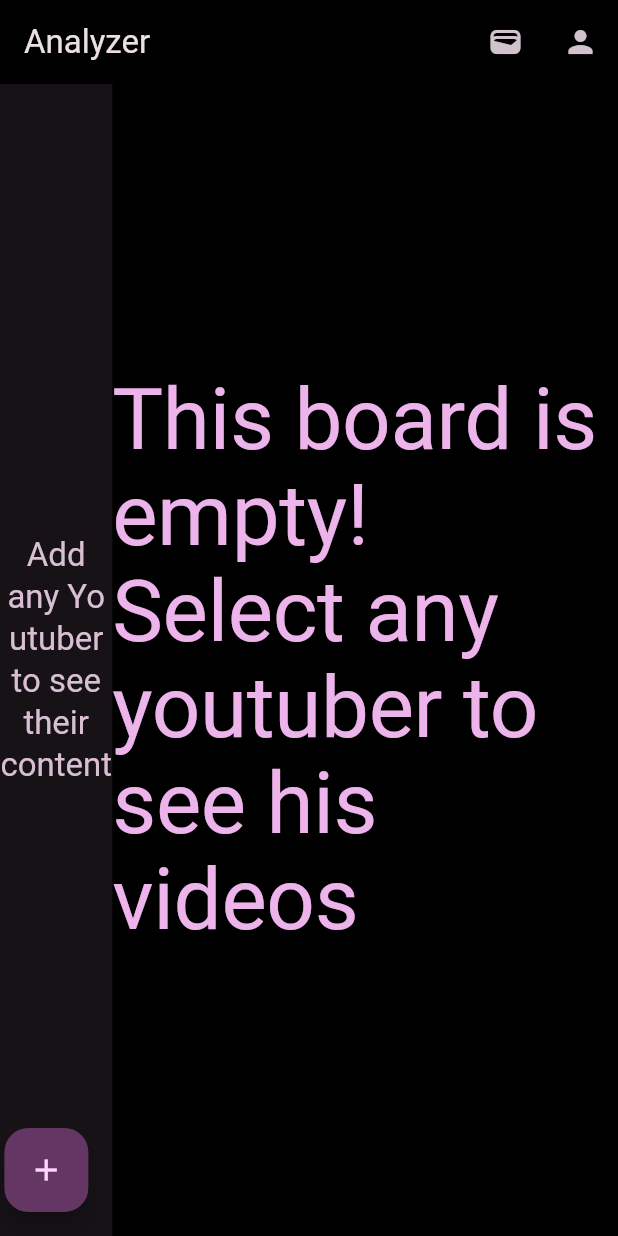
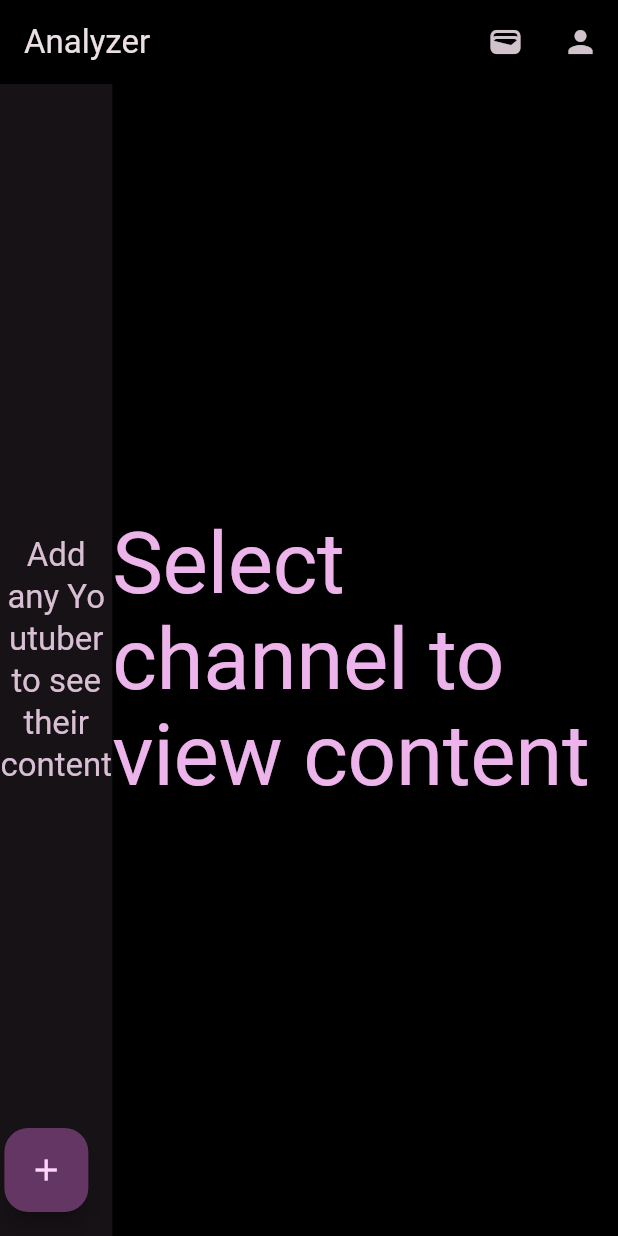
Before and after one commit to Vladus27/youtube-analyzer, a Flutter app: the MainPage screen opened directly, on a phone screen of 412 x 824 dp. Run offline on Flutter 3.47's test engine with Material 3 defaults, Android fonts, the light colour scheme and no system bars; our stand-ins replace cached_network_image, flutter_dotenv, flutter_markdown, flutter_secure_storage, google_fonts, hive and 2 more; accounts and stored records are empty.

Commit message:
Realisation tabs + fix bug with channel's content

```diff
--- a/youtube_analyzer/lib/features/main_page/view/content_channel/view/content_channel_grid_view_screen.dart
+++ /dev/null
@@ -1,92 +0,0 @@
-import 'package:flutter/material.dart';
-import 'package:youtube_analyzer/features/main_page/view/content_channel/widgets/channel_grid_view_video.dart';
-
-import 'package:youtube_analyzer/repositories/models/subscription_channel.dart';
-
-class ContentChannelGridViewScreen extends StatelessWidget {
-  const ContentChannelGridViewScreen({
-    super.key,
-    this.youtubersContent = const [],
-    this.emptyContent =
-        'This board is empty! \nSelect any youtuber to see his videos',
-    required this.channelId,
-    required this.contentAuthor,
-    this.isLoading = false,
-  });
-  final List<VideoContent> youtubersContent;
-  final String emptyContent;
-  final String channelId;
-  final String contentAuthor;
-  final bool isLoading;
-
-  @override
-  Widget build(BuildContext context) {
-    final colorTheme = Theme.of(context).colorScheme;
-    return youtubersContent.isEmpty
-        ? Center(
-            child: isLoading
-                ? CircularProgressIndicator(
-                    valueColor:
-                        AlwaysStoppedAnimation<Color>(colorTheme.primary),
-                  )
-                : Text(
-                    emptyContent,
-                    style: Theme.of(context)
-                        .textTheme
-                        .displayLarge!
-                        .copyWith(color: colorTheme.primary),
-                  ),
-          )
-        : DefaultTabController(
-            length: 2,
-            child: Scaffold(
-
-              floatingActionButton: FloatingActionButton(
-                heroTag: 'scenarionFab',
-                onPressed: () {},
-                child: const Icon(Icons.add),
-              ),
-              appBar: AppBar(
-                title: const TabBar(
-                  tabs: [
-                    Tab(
-                      text: 'videos',
-                      icon: Icon(Icons.ondemand_video_rounded),
-                    ),
-                    Tab(
-                      text: 'scenarios',
-                      icon: Icon(Icons.video_settings_outlined),
-                    ),
-                  ],
-                ),
-              ),
-              body: TabBarView(
-                children: [
-                  GridView(
-                    padding: const EdgeInsets.all(24),
-                    gridDelegate:
-                        const SliverGridDelegateWithFixedCrossAxisCount(
-                            crossAxisCount:
-                                4, //set amount of colums (horisontals) in table
-                            childAspectRatio: 3 / 2, //aspect ratio of elements
-                            crossAxisSpacing:
-                                20, //spacing between the colums?? (horisontals)
-                            mainAxisSpacing:
-                                15 //spacing between the rows (verticals)
-                            ),
-                    children: youtubersContent
-                        .map((content) => ChannelGridViewVideo(
-                              content: content,
-                              channelId: channelId,
-                              channelExternalId: content.externalId,
-                              author: contentAuthor,
-                            ))
-                        .toList(),
-                  ),
-                  const Center(child: Text('secocnd tab')),
-                ],
-              ),
-            ),
-          );
-  }
-}
--- /dev/null
+++ b/youtube_analyzer/lib/features/main_page/view/content_channel/view/content_channel_screen.dart
@@ -0,0 +1,35 @@
+import 'package:flutter/material.dart';
+
+import 'package:youtube_analyzer/features/main_page/view/content_channel/widgets/content_tab_controller.dart';
+import 'package:youtube_analyzer/features/main_page/view/content_channel/widgets/view_empty_content.dart';
+
+import 'package:youtube_analyzer/repositories/models/subscription_channel.dart';
+
+class ContentChannelScreen extends StatelessWidget {
+  const ContentChannelScreen({
+    super.key,
+    this.youtubersContent = const [],
+    this.emptyContent =
+        'This board is empty! \nSelect any youtuber to see his videos',
+    required this.channelId,
+    required this.contentAuthor,
+    this.isLoading = false,
+  });
+  final List<VideoContent> youtubersContent;
+  final String emptyContent;
+  final String channelId;
+  final String contentAuthor;
+  final bool isLoading;
+
+  @override
+  Widget build(BuildContext context) {
+    return channelId.isEmpty
+        ? ViewEmptyContent(emptyContent: emptyContent, isLoading: isLoading)
+        : ContentTabController(
+            youtubersContent: youtubersContent,
+            channelId: channelId,
+            isLoading: isLoading,
+            contentAuthor: contentAuthor,
+          );
+  }
+}
--- /dev/null
+++ b/youtube_analyzer/lib/features/main_page/view/content_channel/widgets/view_empty_content.dart
@@ -0,0 +1,29 @@
+import 'package:flutter/material.dart';
+
+class ViewEmptyContent extends StatelessWidget {
+  const ViewEmptyContent({
+    super.key,
+    required this.emptyContent,
+    this.isLoading = false,
+  });
+  final String emptyContent;
+  final bool isLoading;
+
+  @override
+  Widget build(BuildContext context) {
+    final colorTheme = Theme.of(context).colorScheme;
+    return Center(
+      child: isLoading
+          ? CircularProgressIndicator(
+              valueColor: AlwaysStoppedAnimation<Color>(colorTheme.primary),
+            )
+          : Text(
+              emptyContent,
+              style: Theme.of(context)
+                  .textTheme
+                  .displayLarge!
+                  .copyWith(color: colorTheme.primary),
+            ),
+    );
+  }
+}
--- a/youtube_analyzer/lib/features/main_page/view/main_page_screen.dart
+++ b/youtube_analyzer/lib/features/main_page/view/main_page_screen.dart
@@ -4,7 +4,7 @@ import 'package:flutter/foundation.dart';
 import 'package:flutter/material.dart';
 import 'package:youtube_analyzer/common/database.dart';
 
-import 'package:youtube_analyzer/features/main_page/view/content_channel/view/content_channel_grid_view_screen.dart';
+import 'package:youtube_analyzer/features/main_page/view/content_channel/view/content_channel_screen.dart';
 import 'package:youtube_analyzer/features/main_page/view/subscription_channels/view/subscription_channels_screen.dart';
 import 'package:youtube_analyzer/features/main_page/view/wallet/view/second_payment_screen.dart';
 import 'package:youtube_analyzer/features/main_page/view/wallet/view/purchase_screen.dart';
@@ -58,12 +58,11 @@ class _MainPageState extends State<MainPage> {
     }
   }
 
-
-  void _printTextInDebugMode(String text){
-  if (!kReleaseMode) {
-    debugPrint(text);
+  void _printTextInDebugMode(String text) {
+    if (!kReleaseMode) {
+      debugPrint(text);
+    }
   }
-}
 
   Future<void> _getPaymentStatus() async {
     final PaymentStatus? payment = await PaymentRepository().getPaymentStatus();
@@ -122,7 +121,8 @@ class _MainPageState extends State<MainPage> {
           _getPaymentStatus();
         }
 
-        _printTextInDebugMode('seconds left in testTempFile: $_remainingSeconds');
+        _printTextInDebugMode(
+            'seconds left in testTempFile: $_remainingSeconds');
         _printTextInDebugMode(' _isLoadingPurchase = $_isLoadingPurchase');
         if (_remainingSeconds < 1080 && _isLoadingPurchase == true) {
           //if two minutes passed
@@ -289,6 +289,16 @@ class _MainPageState extends State<MainPage> {
     });
     _loadVideos(selectedYoutuber, channelName);
   }
+  void _handleChannelDeleted(String deletedChannelId) {
+  if (idChannel == deletedChannelId) {
+    setState(() {
+      idChannel = '';
+      selectedContent = [];
+      contentAuthor = '';
+    });
+  }
+}
+
 
   Future<void> _loadVideos(String channelId, String channelName) async {
     await handleVerifiedAuthTokenAsync(ctx: context);
@@ -320,7 +330,8 @@ class _MainPageState extends State<MainPage> {
   @override
   Widget build(BuildContext context) {
     final colorTheme = Theme.of(context).colorScheme;
-    _printTextInDebugMode('user auth token: ${Database.get(Database.personAuthTokenKey)}');
+    _printTextInDebugMode(
+        'user auth token: ${Database.get(Database.personAuthTokenKey)}');
     return Scaffold(
       key: _scaffoldKey,
       endDrawer: Drawer(
@@ -333,14 +344,13 @@ class _MainPageState extends State<MainPage> {
             crossAxisAlignment: CrossAxisAlignment.center,
             children: [
               const Text('Wallet',
-                  style:
-                      TextStyle(fontSize: 24, fontWeight: FontWeight.bold)),
+                  style: TextStyle(fontSize: 24, fontWeight: FontWeight.bold)),
               const SizedBox(height: 20),
               const Text('Balance:'),
               Text(
                 '\$ $_walletBalance ',
-                style: const TextStyle(
-                    fontSize: 18, fontWeight: FontWeight.bold),
+                style:
+                    const TextStyle(fontSize: 18, fontWeight: FontWeight.bold),
               ),
               const SizedBox(height: 16),
               SizedBox(
@@ -408,11 +418,16 @@ class _MainPageState extends State<MainPage> {
               flex: 2,
               child: SubscriptionsChannelsScreen(
                 onSelectedChannelsContent: _selectedContent,
+                onChannelDeleted: _handleChannelDeleted,
               )),
           Expanded(
             flex: 9,
-            child: ContentChannelGridViewScreen(
+            child: ContentChannelScreen(
               youtubersContent: selectedContent,
+              emptyContent:
+              idChannel.isEmpty?
+                  'Select channel to view content' :
+                  'This board is empty! No content found for $contentAuthor',
               channelId: idChannel,
               isLoading: isLoading,
               contentAuthor: contentAuthor,
--- a/youtube_analyzer/lib/features/main_page/view/subscription_channels/adding_channel/widgets/adding_channel_text_form_field.dart
+++ b/youtube_analyzer/lib/features/main_page/view/subscription_channels/adding_channel/widgets/adding_channel_text_form_field.dart
@@ -10,11 +10,11 @@ class AddingChannelTextFormField extends StatelessWidget {
   Widget build(BuildContext context) {
     return TextFormField(
       controller: channelUsernameController,
-      maxLength: 50,
+     maxLength: 30,
       keyboardType: TextInputType.text,
       inputFormatters: [
         FilteringTextInputFormatter.allow(
-          RegExp(r'[a-zA-Z0-9_]'), // only Latin letters, numbers and "_"
+           RegExp(r'[a-zA-Z0-9_.-]'), // only Latin letters, numbers and "_ . -"
         ),
       ],
       decoration: InputDecoration(
--- a/youtube_analyzer/lib/features/main_page/view/subscription_channels/view/subscription_channels_screen.dart
+++ b/youtube_analyzer/lib/features/main_page/view/subscription_channels/view/subscription_channels_screen.dart
@@ -9,13 +9,14 @@ import 'package:youtube_analyzer/repositories/models/subscription_channel.dart';
 import 'package:youtube_analyzer/repositories/widgets/handle_verified_auth_token.dart';
 import 'package:youtube_analyzer/repositories/youtube_repository.dart';
 
-
-
-
 class SubscriptionsChannelsScreen extends StatefulWidget {
-  const SubscriptionsChannelsScreen(
-      {super.key, required this.onSelectedChannelsContent});
-  final void Function(String channelId, [String channelName]) onSelectedChannelsContent;
+  const SubscriptionsChannelsScreen({
+    super.key,
+    required this.onSelectedChannelsContent,
+    required this.onChannelDeleted,
+  });
+  final void Function(String channelId, [String channelName])onSelectedChannelsContent;
+  final void Function(String channelId) onChannelDeleted;
 
   @override
   State<SubscriptionsChannelsScreen> createState() =>
@@ -26,11 +27,11 @@ class _SubscriptionsChannelsScreenState
     extends State<SubscriptionsChannelsScreen> {
   List<SubscriptionChannel> subscrtiptionYT = [];
 
-  void _printTextInDebugMode(String text){
-  if (!kReleaseMode) {
-    debugPrint(text);
+  void _printTextInDebugMode(String text) {
+    if (!kReleaseMode) {
+      debugPrint(text);
+    }
   }
-}
 
   void _deleteChannel(String channelId) async {
     await handleVerifiedAuthTokenAsync(ctx: context);
@@ -40,18 +41,18 @@ class _SubscriptionsChannelsScreenState
         subscrtiptionYT
             .removeWhere((channel) => channel.channelID == channelId);
       });
-      if(mounted){
-      showSnackBar(context, 'Channel has been successfully deleted');
+      if (mounted) {
+        showSnackBar(context, 'Channel has been successfully deleted');
       }
       _printTextInDebugMode("Youtuber is deleted Succsessfully");
       setState(() {});
+      widget.onChannelDeleted(channelId);
     } else {
       _printTextInDebugMode("something went wrong");
     }
   }
 
   void _addChannel(SubscriptionChannel youtuber) {
-
     setState(
       () {
         subscrtiptionYT.add(youtuber);
@@ -87,7 +88,7 @@ class _SubscriptionsChannelsScreenState
                 ),
                 child: AddingChannelModalScreen(
                   onAddingChannel: _addChannel,
-                  channelsList: subscrtiptionYT ,
+                  channelsList: subscrtiptionYT,
                 ),
               ),
             ),
```
Also changed, not shown: youtube_analyzer/lib/features/main_page/view/content_channel/widgets/content_tab_controller.dart (added, +86 -0 lines).
